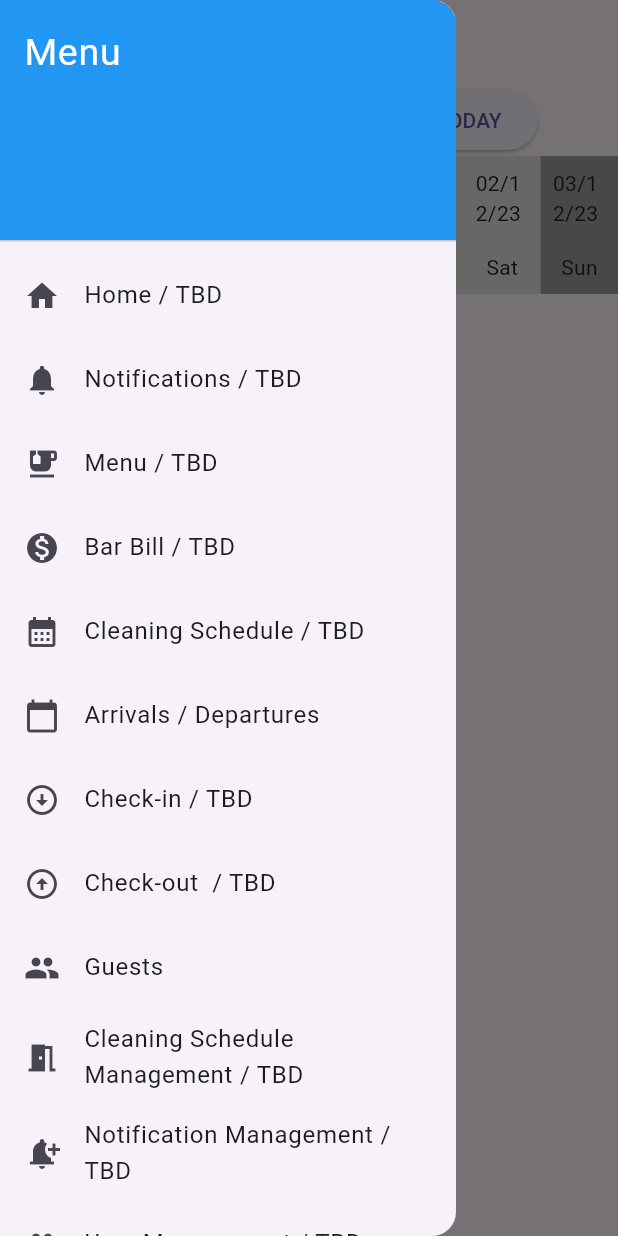
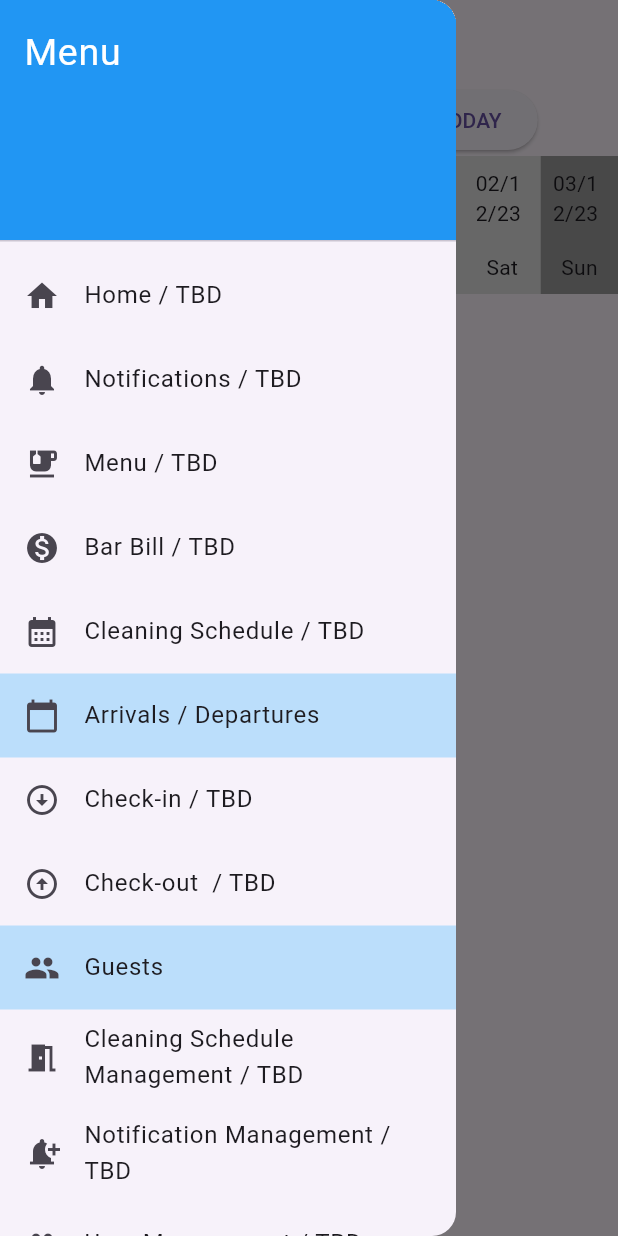
Before and after one commit to Langerais/capstone-pms, a Flutter app: the ArrivalsDeparturesScreen screen opened by its route, with the side drawer open, on a phone screen of 412 x 824 dp. Run offline on Flutter 3.47's test engine with Material 3 defaults, Android fonts, the phone set to English and light mode, and no system bars; missing offline and left inert: dart:ffi; network calls fail.

Commit message:
Added splash effect on menu button (Do I relly need it?)

```diff
--- a/lib/drawer_menu.dart
+++ b/lib/drawer_menu.dart
@@ -40,14 +40,28 @@ List<Widget> getDrawerItems(UserGroup userGroup, BuildContext context) {
     ),
   ];
 
+  // Helper function to create a ListTile wrapped in an InkWell
+  Widget createDrawerItem({required IconData icon, required String title, required VoidCallback onTap}) {
+    return InkWell(
+      onTap: onTap,
+      child: ListTile(
+        leading: Icon(icon),
+        title: Text(title),
+      ),
+      splashColor: Colors.blueAccent, // Color for the ripple effect
+    );
+  }
+
   /////////////////////// Common menu items Top /////////////////////////////////////////////
   // Home menu item
   drawerItems.add(
-    ListTile(
-      leading: Icon(Icons.home),
-      title: Text('Home / TBD'),
+    createDrawerItem(   //TODO: Splash color to all menu items ???
+      icon: Icons.home,
+      title: 'Home / TBD',
       onTap: () {
         // Navigate to Home
+        //Navigator.pop(context); // Close the drawer
+        // Add navigation logic here, e.g., Navigator.push(...)
       },
     ),
   );
@@ -108,6 +122,7 @@ List<Widget> getDrawerItems(UserGroup userGroup, BuildContext context) {
       ListTile(
         leading: Icon(Icons.calendar_today),
         title: Text('Arrivals / Departures'),
+        tileColor: Colors.blue[100],
         onTap: () {
           Navigator.pushNamed(context, '/arrivals_departures');
           // Navigate to Arrivals / Departures
@@ -139,6 +154,7 @@ List<Widget> getDrawerItems(UserGroup userGroup, BuildContext context) {
     drawerItems.add(
       ListTile(
         leading: Icon(Icons.people),
+        tileColor: Colors.blue[100],
         title: Text('Guests'),
         onTap: () {
           Navigator.pushNamed(context, '/guests_list'); // Navigate to GuestsListView
```
